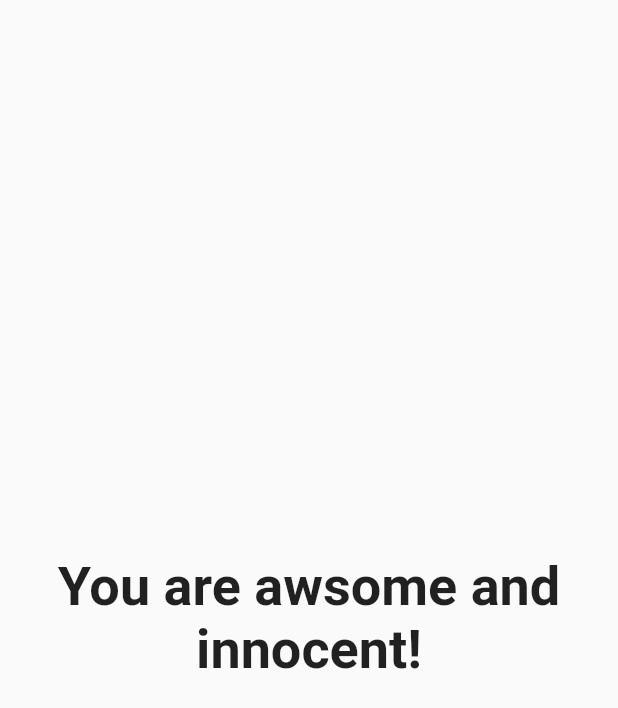
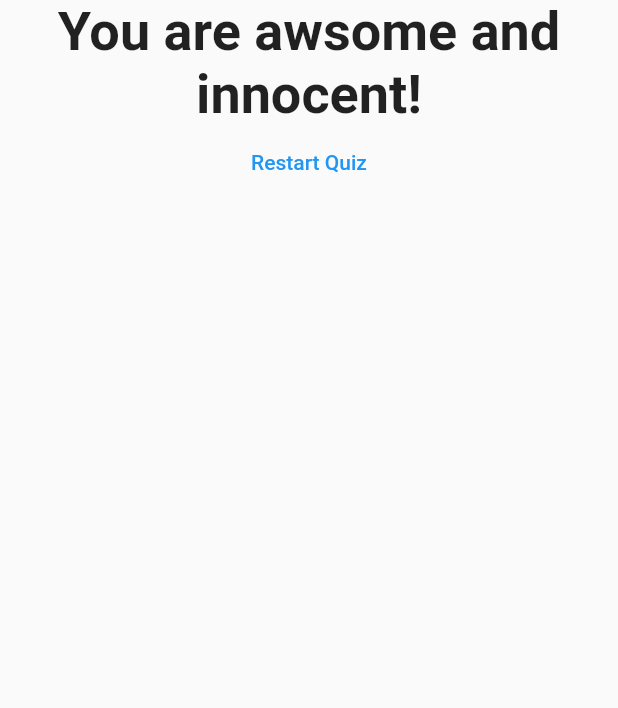
Before and after one commit to yu-s1127/flutter_quiz_app, a Flutter app: the Result widget shown alone on an empty page, opened directly with empty values, on a phone screen of 412 x 824 dp. Shown: the top 708 px of the screen. Run offline on Flutter 3.47's test engine with Material 2 defaults, Android fonts, the phone set to English and light mode, and no system bars.

Commit message:
リセットボタンを追加

```diff
--- a/lib/result.dart
+++ b/lib/result.dart
@@ -1,9 +1,12 @@
 import 'package:flutter/material.dart';
 
 class Result extends StatelessWidget {
-  const Result({Key? key, required this.resultScore}) : super(key: key);
+  const Result(
+      {Key? key, required this.resultScore, required this.resetHandler})
+      : super(key: key);
 
   final int resultScore;
+  final VoidCallback resetHandler;
 
   String get resultPhrase {
     var resultText = 'You did it!';
@@ -23,7 +26,9 @@ class Result extends StatelessWidget {
   @override
   Widget build(BuildContext context) {
     return Center(
-      child: Text(
+      child: Column(
+        children: [
+          Text(
             resultPhrase,
             style: const TextStyle(
               fontSize: 36,
@@ -31,6 +36,12 @@ class Result extends StatelessWidget {
             ),
             textAlign: TextAlign.center,
           ),
+          TextButton(
+            onPressed: resetHandler,
+            child: const Text('Restart Quiz'),
+          )
+        ],
+      ),
     );
   }
 }
```
Also changed, not shown: lib/main.dart (+10 -1 lines). Lines whose indentation alone changed are shown as unchanged.
